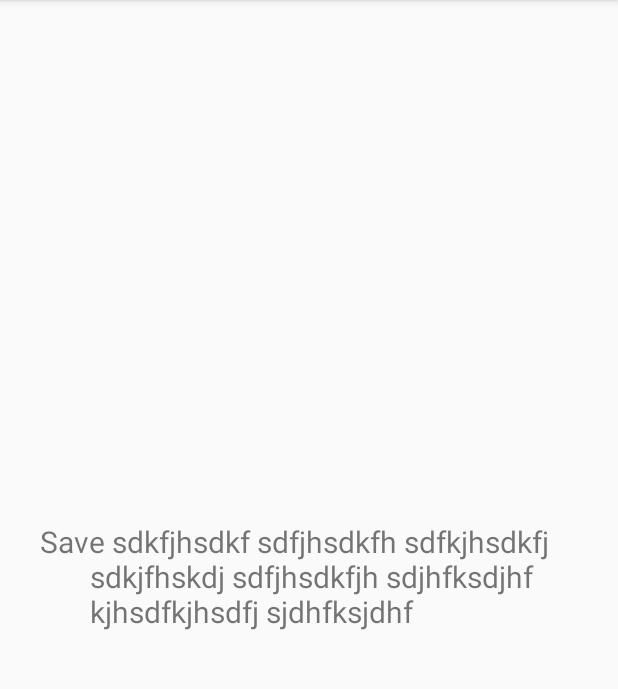
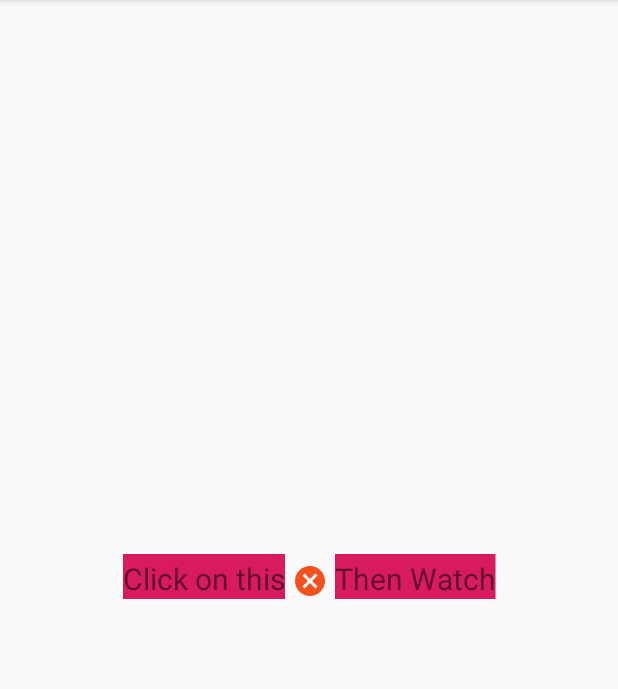
Before and after one commit to hmedat/Super-Spannable, an Android app: the screen it shows after launch (MainActivity), on a phone screen of 412 x 824 dp, the part 84-773 px from its top. Run offline under Robolectric (Android 15) with nearby library versions, the phone set to English and light mode, and no system bars.

Commit message:
Add Vertical Alignment to Image Span

```diff
--- a/app/src/main/java/com/hmedat/spannable/builder/MainActivity.kt
+++ b/app/src/main/java/com/hmedat/spannable/builder/MainActivity.kt
@@ -7,7 +7,7 @@ import com.hmedat.spannable.builder.lib.Spannable
 import kotlinx.android.synthetic.main.activity_main.*
 import android.graphics.BlurMaskFilter
 import android.text.style.MaskFilterSpan
-import android.graphics.EmbossMaskFilter
+import android.text.style.ImageSpan
 
 
 class MainActivity : AppCompatActivity() {
@@ -20,8 +20,17 @@ class MainActivity : AppCompatActivity() {
 
         tvText.movementMethod = LinkMovementMethod.getInstance();
         tvText.text = Spannable(this)
-            .appendText("Save sdkfjhsdkf sdfjhsdkfh sdfkjhsdkfj sdkjfhskdj sdfjhsdkfjh sdjhfksdjhf kjhsdfkjhsdfj sjdhfksjdhf") {
-                leadingMarginSpanStandard(40, 90)
+            .appendText("Click on this") {
+                backgroundColor(R.color.colorAccent)
+            }
+            .space()
+            .appendIcon(R.drawable.ic_cancel_deep_orange_600_24dp) {
+                size(R.dimen.w_24dp)
+                verticalAlignment(ImageSpan.ALIGN_BOTTOM)
+            }
+            .space()
+            .appendText("Then Watch") {
+                backgroundColor(R.color.colorAccent)
             }
             .getSpannable()
 
--- a/app/src/main/java/com/hmedat/spannable/builder/lib/Spannable.kt
+++ b/app/src/main/java/com/hmedat/spannable/builder/lib/Spannable.kt
@@ -86,7 +86,7 @@ class Spannable(private val context: Context) {
         drawable.apply {
             setBounds(0, 0, image.size, image.size)
         }
-        return ImageSpan(drawable)
+        return ImageSpan(drawable, image.verticalAlignment)
     }
 
     fun getSpannable(): SpannableStringBuilder {
--- a/app/src/main/java/com/hmedat/spannable/builder/lib/options/ImageSpanOption.kt
+++ b/app/src/main/java/com/hmedat/spannable/builder/lib/options/ImageSpanOption.kt
@@ -1,18 +1,28 @@
 package com.hmedat.spannable.builder.lib.options
 
 import android.content.Context
+import android.graphics.Typeface.NORMAL
 import android.support.annotation.ColorRes
 import android.support.annotation.DimenRes
 import android.support.annotation.DrawableRes
+import android.support.annotation.IntDef
 import android.support.v4.content.ContextCompat
+import android.text.style.ImageSpan
 
 
 class ImageSpanOption(private val context: Context, @DrawableRes val id: Int) {
     companion object {
-        private const val DEFAULT_IMAGE_HQ = 10
+        private const val DEFAULT_IMAGE_HQ = 24
+
+        @IntDef(ImageSpan.ALIGN_BOTTOM, ImageSpan.ALIGN_BASELINE)
+        annotation class ImageSpanAlignment
     }
 
+
     var size = DEFAULT_IMAGE_HQ
+        private set
+    @ImageSpanAlignment
+    var verticalAlignment = ImageSpan.ALIGN_BASELINE
         private set
     var tintColor = 0
         private set
@@ -24,4 +34,8 @@ class ImageSpanOption(private val context: Context, @DrawableRes val id: Int) {
     fun tintColor(@ColorRes resColor: Int) {
         tintColor = ContextCompat.getColor(context, resColor)
     }
+
+    fun verticalAlignment(@ImageSpanAlignment alignment: Int) {
+        this.verticalAlignment = alignment
+    }
 }
--- /dev/null
+++ b/app/src/main/res/drawable/ic_cancel_deep_orange_600_24dp.xml
@@ -0,0 +1,4 @@
+<?xml version="1.0" encoding="UTF-8" standalone="no"?>
+<vector xmlns:android="http://schemas.android.com/apk/res/android" android:height="24dp" android:viewportHeight="24.0" android:viewportWidth="24.0" android:width="24dp">
+    <path android:fillColor="#F4511E" android:pathData="M12,2C6.47,2 2,6.47 2,12s4.47,10 10,10 10,-4.47 10,-10S17.53,2 12,2zM17,15.59L15.59,17 12,13.41 8.41,17 7,15.59 10.59,12 7,8.41 8.41,7 12,10.59 15.59,7 17,8.41 13.41,12 17,15.59z"/>
+</vector>
--- /dev/null
+++ b/app/src/main/res/values/dimen.xml
@@ -0,0 +1,5 @@
+<?xml version="1.0" encoding="utf-8"?>
+<resources>
+    <dimen name="w_18dp">18dp</dimen>
+    <dimen name="w_24dp">24dp</dimen>
+</resources>
```
Also changed, not shown: app/src/main/java/com/hmedat/spannable/builder/lib/options/TextSpanOption.kt (+6 -7 lines).
